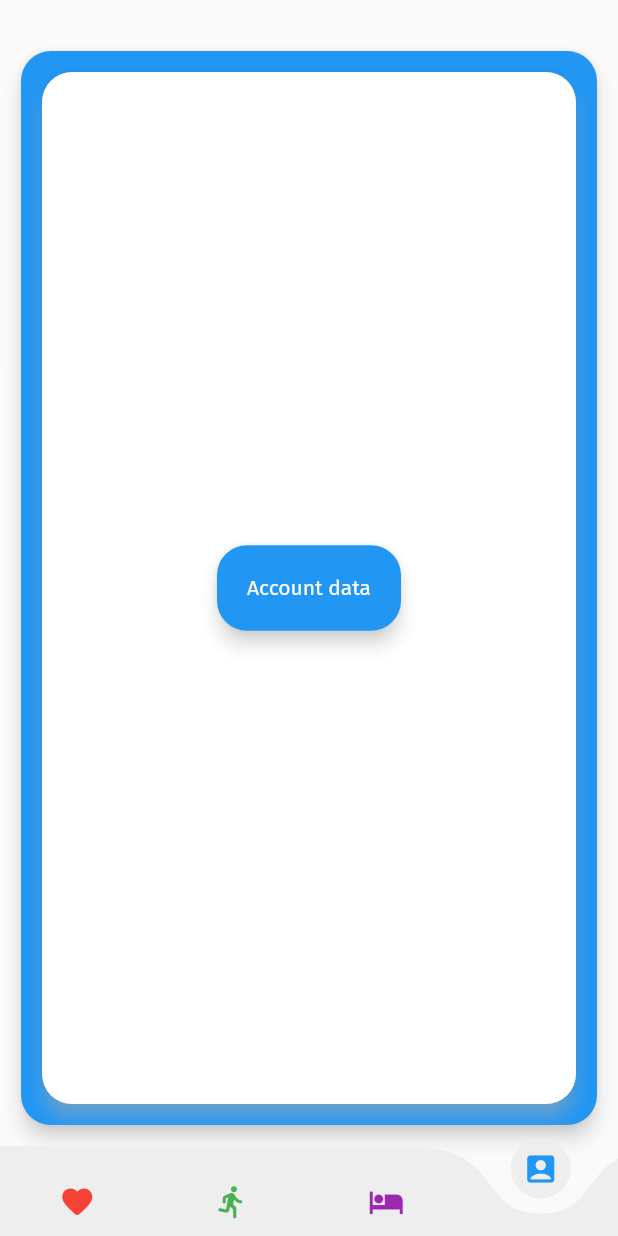
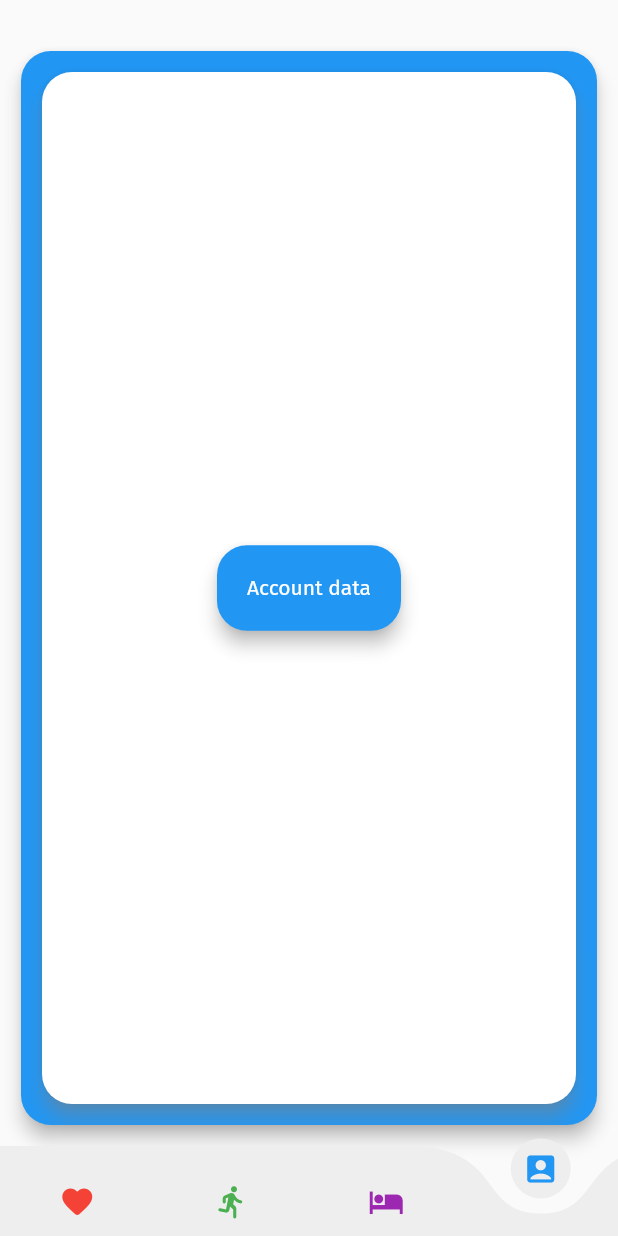
Before and after one commit to mikezamayias/ehealth_services_semester_project, a Flutter app: the screen it shows after launch, on a phone screen of 412 x 824 dp. Run offline on Flutter 3.47's test engine with Material 2 defaults, Android fonts, the light colour scheme and no system bars; drawn by our look-alikes of curved_navigation_bar; our stand-ins replace google_fonts.

Commit message:
changed grey color for card shadows

```diff
--- a/lib/pages/page_blueprint.dart
+++ b/lib/pages/page_blueprint.dart
@@ -23,7 +23,7 @@ class _PageBlueprintState extends State<PageBlueprint> {
         padding: EdgeInsets.fromLTRB(10.0, 30.0, 10.0, 10.0),
         child: Card(
           elevation: 5.0,
-          shadowColor: Colors.grey[200],
+          shadowColor: Colors.grey[400],
           color: widget.baseColor,
           shape: RoundedRectangleBorder(
             borderRadius: BorderRadius.all(Radius.circular(20.0)),
@@ -31,7 +31,7 @@ class _PageBlueprintState extends State<PageBlueprint> {
           child: Padding(
             padding: EdgeInsets.all(10.0),
             child: Card(
-              shadowColor: Colors.grey[200],
+              shadowColor: Colors.grey[400],
               elevation: 5.0,
               color: Colors.white,
               shape: RoundedRectangleBorder(
@@ -40,7 +40,7 @@ class _PageBlueprintState extends State<PageBlueprint> {
               child: Align(
                 alignment: Alignment.center,
                 child: Card(
-                  shadowColor: Colors.grey[200],
+                  shadowColor: Colors.grey[400],
                   elevation: 5.0,
                   color: widget.baseColor,
                   shape: RoundedRectangleBorder(
```
